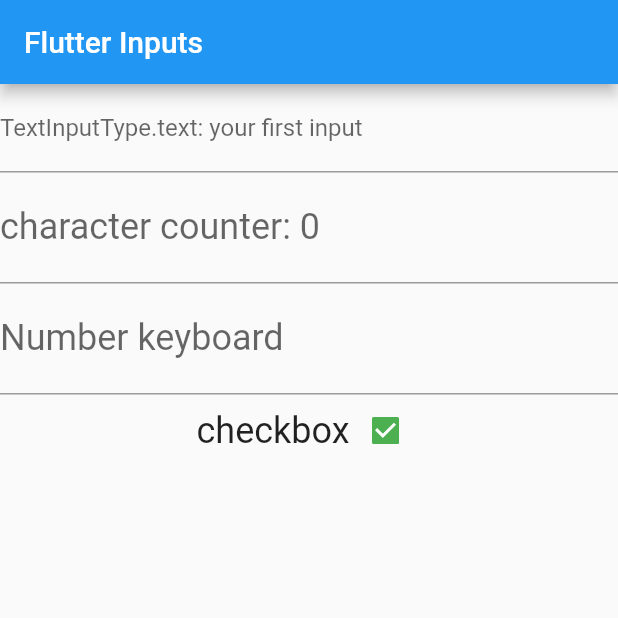
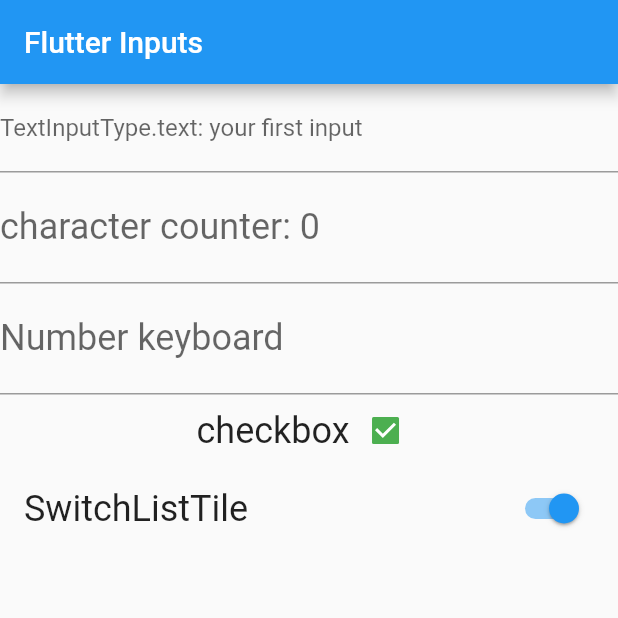
Before and after one commit to JoaoRodriguesRD/flutter-simple-applications, a Flutter app: the screen it shows after launch, on a phone screen of 412 x 824 dp, the top half of it. Run offline on Flutter 3.47's test engine with Material 2 defaults, Android fonts, the phone set to English and light mode, and no system bars.

Commit message:
Created SwitchList

```diff
--- a/app_inputs/lib/main.dart
+++ b/app_inputs/lib/main.dart
@@ -30,6 +30,7 @@ class _MyHomePageState extends State<MyHomePage> {
   int _counter = 0;
   String _userInputs = "your first input";
   bool _isChecked = true;
+  bool _isCheckedSwitch = true;
 
   void _stringCounter(String userInput) {
     setState(() {
@@ -57,6 +58,7 @@ class _MyHomePageState extends State<MyHomePage> {
             myTextFieldCharacterCounter(),
             myTextFieldNumber(),
             myCheckbox(),
+            mySwitchList(),
           ],
         ),
       ),
@@ -117,5 +119,18 @@ class _MyHomePageState extends State<MyHomePage> {
     );
   }
 
-
+  Widget mySwitchList() {
+    return SwitchListTile(
+      title: Text(
+        "SwitchListTile",
+        style: Theme.of(context).textTheme.headline5,
+      ),
+      value: _isCheckedSwitch,
+      onChanged: (bool? isChecked) {
+        setState(() {
+          _isCheckedSwitch = !_isCheckedSwitch;
+        });
+      },
+    );
+  }
 }
```
